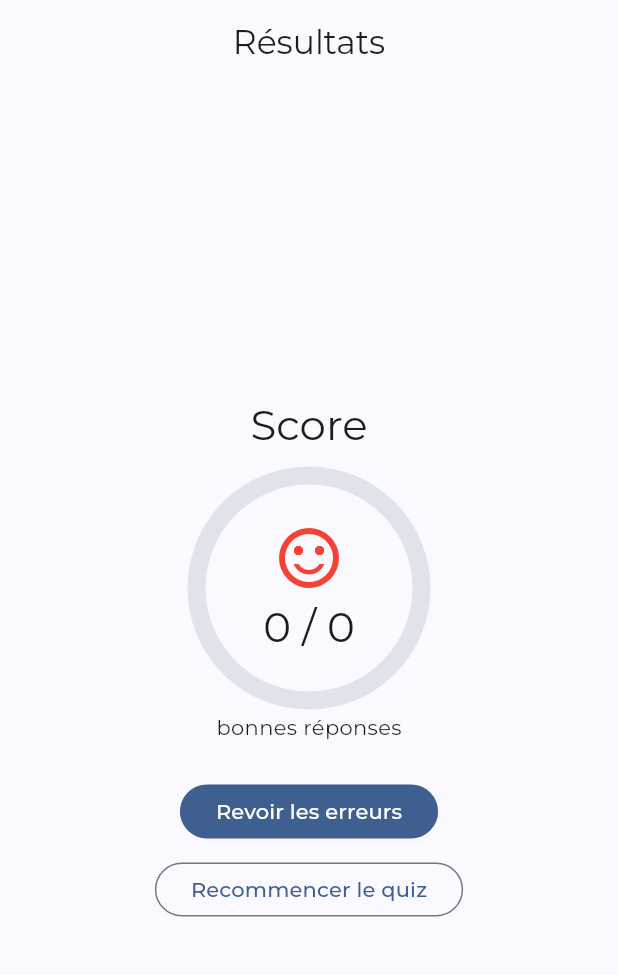
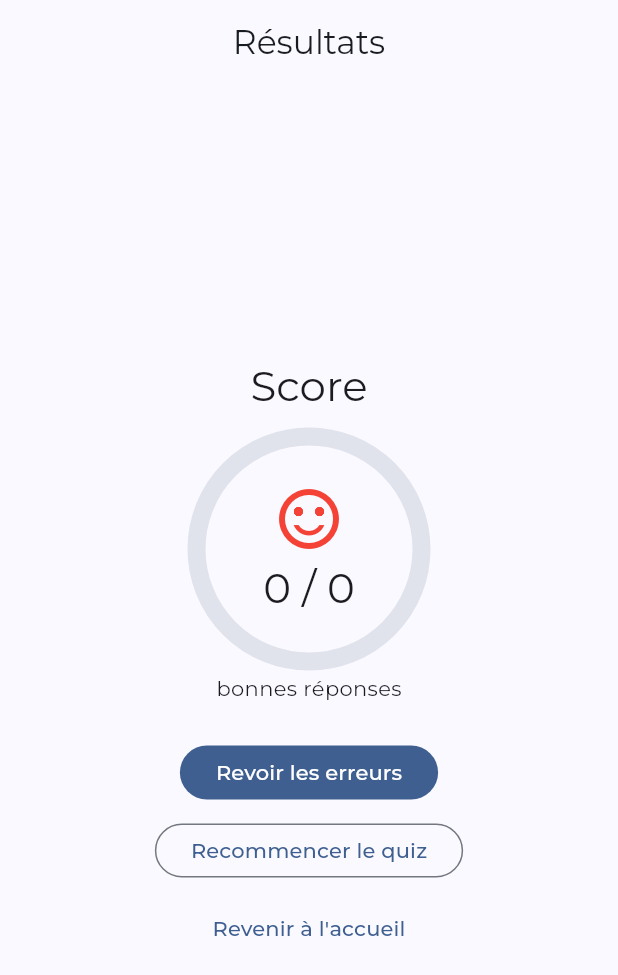
Before and after one commit to Myoxsis/french_citizenship_app, a Flutter app: the ResultsScreen screen opened by its route, on a phone screen of 412 x 824 dp. Shown: the top 975 px of the screen. Run offline on Flutter 3.47's test engine with Material 3 defaults, Android fonts, the light colour scheme and no system bars; our stand-ins replace easy_localization, flutter_riverpod, go_router, google_fonts, shared_preferences; accounts and stored records are empty.

Commit message:
Add home button to results screen

```diff
--- a/assets/i18n/en.json
+++ b/assets/i18n/en.json
@@ -14,6 +14,7 @@
   "results_correct": "correct answers",
   "results_review": "Review mistakes",
   "results_retry": "Retake quiz",
+  "results_home": "Back to home",
   "settings_title": "Settings",
   "settings_language": "Language",
   "settings_darkmode": "Dark mode",
--- a/assets/i18n/fr.json
+++ b/assets/i18n/fr.json
@@ -14,6 +14,7 @@
   "results_correct": "bonnes réponses",
   "results_review": "Revoir les erreurs",
   "results_retry": "Recommencer le quiz",
+  "results_home": "Revenir à l'accueil",
   "settings_title": "Réglages",
   "settings_language": "Langue",
   "settings_darkmode": "Mode sombre",
--- a/lib/screens/results_screen.dart
+++ b/lib/screens/results_screen.dart
@@ -80,6 +80,11 @@ class ResultsScreen extends ConsumerWidget {
                   : context.goNamed(AppRoute.quiz.name),
               child: Text('results_retry'.tr()),
             ),
+            const SizedBox(height: 8),
+            TextButton(
+              onPressed: () => context.goNamed(AppRoute.home.name),
+              child: Text('results_home'.tr()),
+            ),
           ],
         ),
       ),
```
